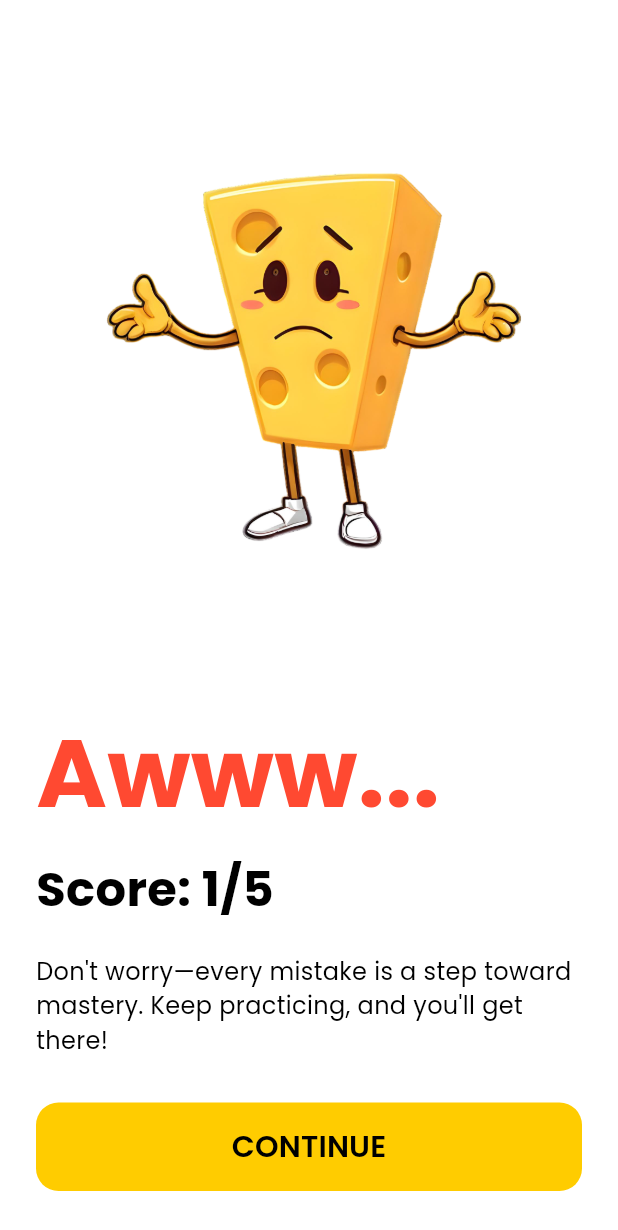
After one commit to KubangPawis/cheez-quiz-app, a Flutter app: the StudentResultBadPage screen opened by its route, on a phone screen of 412 x 824 dp. The commit adds this screen. Shown: the top 1230 px of the screen. Run offline on Flutter 3.47's test engine with Material 3 defaults, Android fonts, the phone set to English and light mode, and no system bars; our stand-ins replace google_fonts.

Commit message:
feat(student): add bad quiz results page

```diff
--- a/lib/main.dart
+++ b/lib/main.dart
@@ -4,6 +4,7 @@ import 'package:cheez_quiz_app/pages/login_student.dart';
 import 'package:cheez_quiz_app/pages/login_teacher.dart';
 import 'package:cheez_quiz_app/pages/main_student.dart';
 import 'package:cheez_quiz_app/pages/main_teacher.dart';
+import 'package:cheez_quiz_app/pages/result_bad_student.dart';
 import 'package:cheez_quiz_app/pages/result_good_student.dart';
 import 'package:cheez_quiz_app/pages/quiz_success_page.dart';
 import 'package:flutter/material.dart';
@@ -28,9 +29,10 @@ class CheezQuizApp extends StatelessWidget {
         '/main_teacher': (context) => const TeacherMainPage(),
         '/main_student': (context) => const StudentMainPage(),
         '/result_good_student': (context) => const StudentResultGoodPage(),
+        '/result_bad_student': (context) => const StudentResultBadPage(),
         '/creation': (context) => const TeacherQuestionPage(),
         '/quiz_success': (context) => const QuizSuccessPage(),
-      }
+      },
     );
   }
 }
--- /dev/null
+++ b/lib/pages/result_bad_student.dart
@@ -0,0 +1,161 @@
+import 'package:flutter/material.dart';
+import 'package:google_fonts/google_fonts.dart';
+
+const primaryColor = 0xFFFFCC00;
+const strokeColor = 0xFF6C6C6C;
+const goodJobColor = 0xFF4CD861;
+const badJobColor = 0xFFFF4931;
+
+class StudentResultBadPage extends StatelessWidget {
+  const StudentResultBadPage({super.key});
+
+  @override
+  Widget build(BuildContext context) {
+    return Scaffold(
+      backgroundColor: Colors.white,
+      body: SafeArea(
+        child: SingleChildScrollView(
+          child: ConstrainedBox(
+            constraints: BoxConstraints(
+              minHeight:
+                  MediaQuery.of(context).size.height -
+                  MediaQuery.of(context).padding.top -
+                  MediaQuery.of(context).padding.bottom,
+            ),
+            child: Center(
+              child: Container(
+                constraints: BoxConstraints(maxWidth: 1200),
+                padding: EdgeInsets.all(24.0),
+                child: LayoutBuilder(
+                  builder: (context, constraints) {
+                    bool isWideScreen = constraints.maxWidth > 800;
+
+                    if (isWideScreen) {
+                      // Desktop/Wide screen layout
+                      return IntrinsicHeight(
+                        child: Row(
+                          mainAxisAlignment: MainAxisAlignment.center,
+                          crossAxisAlignment: CrossAxisAlignment.center,
+                          children: [
+                            Expanded(
+                              flex: 3,
+                              child: _buildTextContent(context),
+                            ),
+                            SizedBox(width: 60),
+                            Expanded(flex: 2, child: _buildMascotContent()),
+                          ],
+                        ),
+                      );
+                    } else {
+                      // Mobile/Narrow screen layout
+                      return Column(
+                        mainAxisAlignment: MainAxisAlignment.center,
+                        crossAxisAlignment: CrossAxisAlignment.center,
+                        children: [
+                          _buildMascotContent(),
+                          SizedBox(height: 40),
+                          _buildTextContent(context),
+                        ],
+                      );
+                    }
+                  },
+                ),
+              ),
+            ),
+          ),
+        ),
+      ),
+    );
+  }
+
+  Widget _buildTextContent(BuildContext context) {
+    return Column(
+      crossAxisAlignment: CrossAxisAlignment.start,
+      mainAxisSize: MainAxisSize.min,
+      children: [
+        Text(
+          'Awww...',
+          style: titleStyle(textColor: Color(badJobColor), fontSize: 64),
+        ),
+        SizedBox(height: 8),
+        Text(
+          'Score: 1/5',
+          style: titleStyle(textColor: Colors.black, fontSize: 32),
+        ),
+        SizedBox(height: 20),
+        Text(
+          'Don\'t worry—every mistake is a step toward mastery. Keep practicing, and you\'ll get there!',
+          style: subtitleStyle(textColor: Colors.black, fontSize: 16),
+        ),
+
+        SizedBox(height: 30),
+
+        /* CONTINUE BUTTON */
+        SizedBox(
+          width: double.infinity,
+          child: TextButton(
+            onPressed: () {
+              Navigator.pushReplacementNamed(context, '/main_student');
+            },
+            style: TextButton.styleFrom(
+              shape: RoundedRectangleBorder(
+                borderRadius: BorderRadius.circular(15),
+              ),
+              backgroundColor: Color(primaryColor),
+              foregroundColor: Colors.black,
+              padding: EdgeInsets.symmetric(vertical: 15, horizontal: 20),
+            ),
+            child: Text(
+              'CONTINUE',
+              style: GoogleFonts.poppins(
+                textStyle: TextStyle(fontSize: 20, fontWeight: FontWeight.w600),
+              ),
+            ),
+          ),
+        ),
+      ],
+    );
+  }
+
+  Widget _buildMascotContent() {
+    return Center(
+      child: Image.asset(
+        'assets/mascot-sad.png',
+        width: 400,
+        height: 400,
+        fit: BoxFit.contain,
+        errorBuilder: (context, error, stackTrace) {
+          return Container(
+            width: 400,
+            height: 400,
+            decoration: BoxDecoration(
+              color: Colors.grey[200],
+              borderRadius: BorderRadius.circular(20),
+            ),
+            child: Icon(
+              Icons.image_not_supported,
+              size: 100,
+              color: Colors.grey[400],
+            ),
+          );
+        },
+      ),
+    );
+  }
+}
+
+TextStyle titleStyle({required Color textColor, required double? fontSize}) {
+  return GoogleFonts.poppins(
+    textStyle: TextStyle(
+      fontSize: fontSize,
+      fontWeight: FontWeight.bold,
+      color: textColor,
+    ),
+  );
+}
+
+TextStyle subtitleStyle({required Color textColor, required double? fontSize}) {
+  return GoogleFonts.poppins(
+    textStyle: TextStyle(fontSize: fontSize, color: textColor),
+  );
+}
--- a/pubspec.yaml
+++ b/pubspec.yaml
@@ -62,6 +62,7 @@ flutter:
   assets:
     - assets/cheese-icon.png
     - assets/mascot-happy.jpg
+    - assets/mascot-sad.png
     - assets/mascot-teacher.png
     - assets/student-onboarding.png
     - assets/teacher-onboarding.png
```
